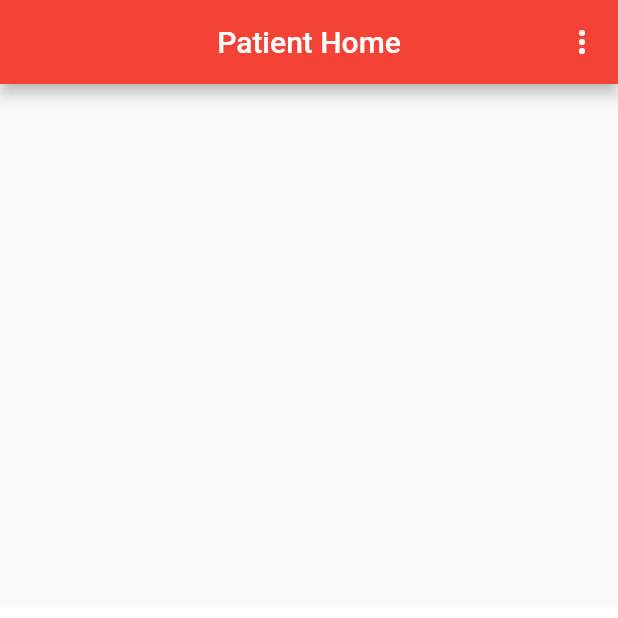
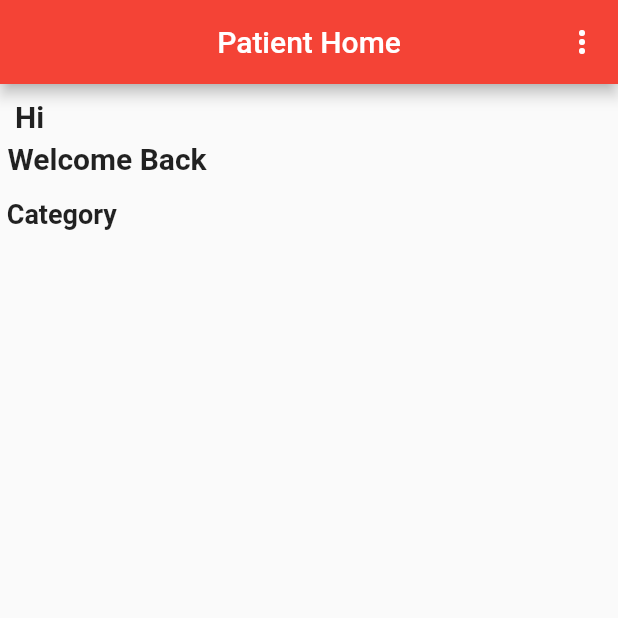
Before and after one commit to livesarathvakumar/Hospital_Queue_System_Patients, a Flutter app: the PatientsHomeScreen screen opened directly, on a phone screen of 412 x 824 dp, the top half of it. Run offline on Flutter 3.47's test engine with Material 2 defaults, Android fonts, the phone set to English and light mode, and no system bars; our stand-ins replace cloud_firestore, firebase_auth, firebase_core, fluttertoast, font_awesome_flutter; accounts and stored records are empty.

Commit message:
patient home page design

```diff
--- a/doctor_patient/lib/screen/patient_home_screen.dart
+++ b/doctor_patient/lib/screen/patient_home_screen.dart
@@ -35,10 +35,6 @@ class _PatientsHomeScreenState extends State<PatientsHomeScreen> {
     });
   }
 
-  final Query<Map<String, dynamic>> _doctors = FirebaseFirestore.instance
-      .collection('users')
-      .where('role', isEqualTo: 'doctor');
-
   final CollectionReference _products =
       FirebaseFirestore.instance.collection('departments');
 
@@ -66,24 +62,134 @@ class _PatientsHomeScreenState extends State<PatientsHomeScreen> {
             )
           ],
         ),
-      body: Center(
-        child: SingleChildScrollView(
+        body: Column(children: <Widget>[
+          SizedBox(
+            height: 10,
+          ),
+          Align(
+            alignment: Alignment.centerLeft,
+            child: Text('Hi ${loggedInUser.firstName} ',
+                textAlign: TextAlign.right,
+                overflow: TextOverflow.ellipsis,
+                style:
+                    const TextStyle(fontWeight: FontWeight.bold, fontSize: 20)),
+          ),
+          SizedBox(
+            height: 5,
+          ),
+          Align(
+            alignment: Alignment.centerLeft,
+            child: Text(' Welcome Back',
+                textAlign: TextAlign.right,
+                overflow: TextOverflow.ellipsis,
+                style:
+                    const TextStyle(fontWeight: FontWeight.bold, fontSize: 20)),
+          ),
+          SizedBox(
+            height: 15,
+          ),
+          Align(
+            alignment: Alignment.centerLeft,
+            child: Text(' Category',
+                textAlign: TextAlign.right,
+                overflow: TextOverflow.ellipsis,
+                style:
+                    const TextStyle(fontWeight: FontWeight.bold, fontSize: 18)),
+          ),
+          SizedBox(
+            height: 20,
+          ),
+          SizedBox(
+            height: 150,
+            child: departmentBox(),
+          ),
+          SizedBox(
+            height: 20,
+          ),
+          Expanded(
               child: Container(
+                  margin: EdgeInsets.all(5), child: createDoctorListView()))
+        ]));
+  }
+
+  Widget departmentBox() => StreamBuilder(
+      stream: _products.snapshots(),
+      builder: (context, AsyncSnapshot<QuerySnapshot> streamSnapshot) {
+        if (streamSnapshot.hasData) {
+          return ListView.builder(
+            scrollDirection: Axis.horizontal,
+            itemCount: streamSnapshot.data!.docs.length,
+            itemBuilder: (context, index) {
+              final DocumentSnapshot documentSnapshot =
+                  streamSnapshot.data!.docs[index];
+              return Container(
                   color: Colors.white,
-            child: Padding(
-              padding: const EdgeInsets.all(36.0),
+                  width: 150,
+                  height: 100,
+                  child: Card(
+                    color: Colors.green,
+                    margin: const EdgeInsets.all(5),
+                    child: ListTile(
+                      onTap: () {
+                        print(documentSnapshot.id);
+                      },
+                      title: Text(documentSnapshot['name'],
+                          textAlign: TextAlign.center,
+                          overflow: TextOverflow.ellipsis,
+                          style: const TextStyle(
+                              fontSize: 18, color: Colors.white)),
+                    ),
+                  ));
+            },
+          );
+        } else if (streamSnapshot.hasError) {
+          return Text('has error');
+        } else {
+          return Text('no data');
+        }
+      });
+  final Query<Map<String, dynamic>> _doctors = FirebaseFirestore.instance
+      .collection('users')
+      .where('role', isEqualTo: 'doctor')
+      .where('departmentId', isEqualTo: 'QgWKuvxnBvfTIhQqBFgK');
+  Widget createDoctorListView() => StreamBuilder(
+      stream: _doctors.snapshots(),
+      builder: (context, AsyncSnapshot<QuerySnapshot> streamSnapshot) {
+        if (streamSnapshot.hasData) {
+          return ListView.builder(
+            itemCount: streamSnapshot.data!.docs.length,
+            itemBuilder: (context, index) {
+              final DocumentSnapshot documentSnapshot =
+                  streamSnapshot.data!.docs[index];
+              return Card(
+                margin: const EdgeInsets.all(10),
+                child: ListTile(
+                  trailing: SizedBox(
+                      width: 100,
+                      height: 100,
                       child: Row(
-                mainAxisAlignment: MainAxisAlignment.center,
-                crossAxisAlignment: CrossAxisAlignment.center,
-                children: <Widget>[],
-              ),
-            ),
-          ),
-        ),
+                        children: [
+                          IconButton(
+                              onPressed: () {
+                                final docUser = FirebaseFirestore.instance
+                                    .collection('users')
+                                    .doc(documentSnapshot.id);
+                                docUser.delete();
+                              },
+                              icon: const Icon(Icons.delete))
+                        ],
+                      )),
+                  title: Text(documentSnapshot['firstName']),
                 ),
               );
+            },
+          );
+        } else if (streamSnapshot.hasError) {
+          return Text('has error');
+        } else {
+          return Text('no data');
         }
-
+      });
   // the logout function
   Future<void> logout(BuildContext context) async {
     await FirebaseAuth.instance.signOut();
```
Lines whose indentation alone changed are shown as unchanged.
